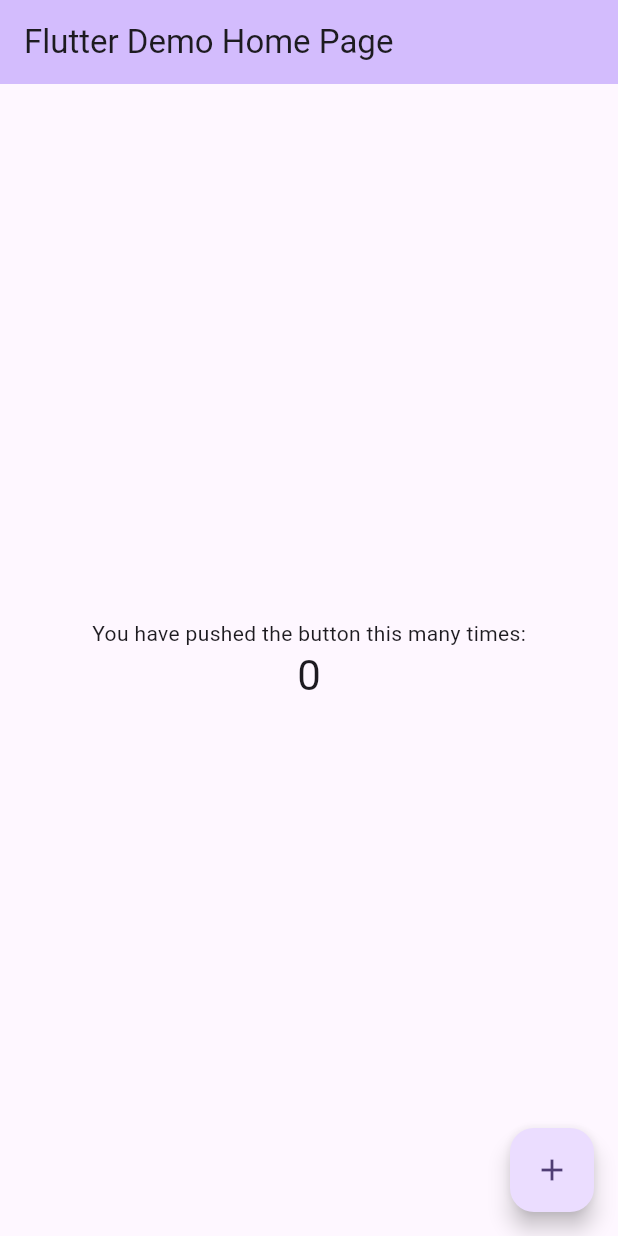
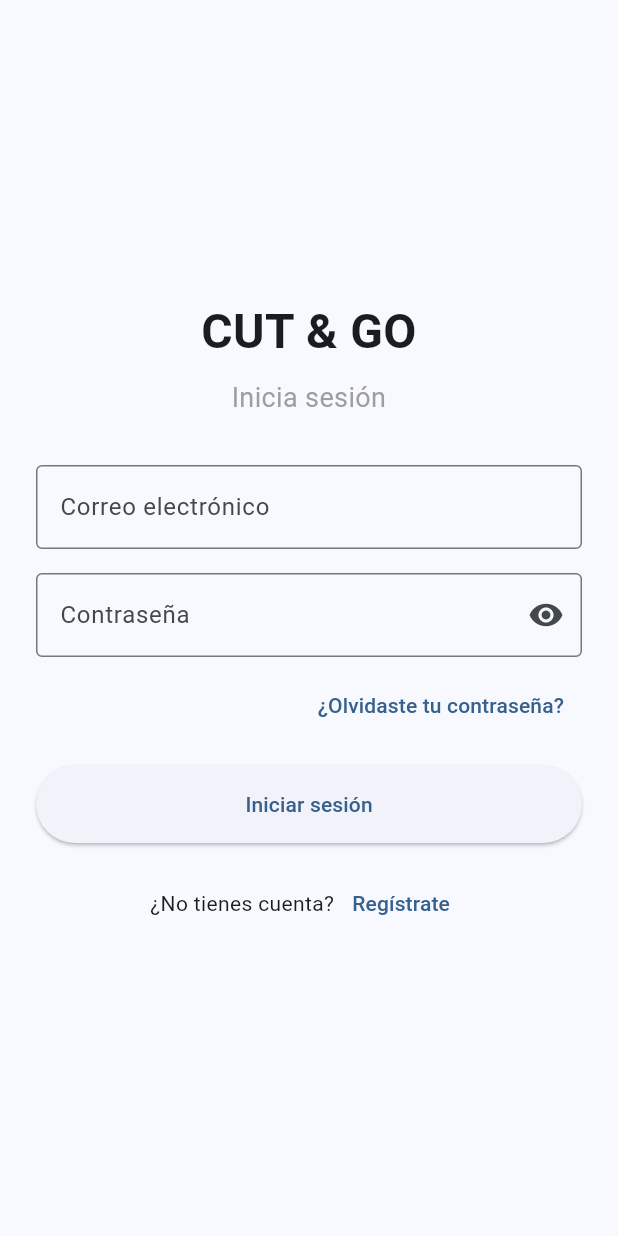
Before and after one commit to Califlowpro1504/Computacion-movil.-proyecto, a Flutter app: the screen it shows after launch, on a phone screen of 412 x 824 dp. Run offline on Flutter 3.47's test engine with Material 3 defaults, Android fonts, the phone set to English and light mode, and no system bars; our stand-ins replace supabase_flutter; accounts and stored records are empty.

Commit message:
feat(auth): migra de Firebase a Supabase (auth + base de datos)

```diff
--- /dev/null
+++ b/lib/features/auth/presentation/screens/login_screen.dart
@@ -0,0 +1,136 @@
+import 'package:flutter/material.dart';
+import '../validators/auth_validators.dart';
+
+class LoginScreen extends StatefulWidget {
+  const LoginScreen({super.key});
+
+  @override
+  State<LoginScreen> createState() => _LoginScreenState();
+}
+
+class _LoginScreenState extends State<LoginScreen> {
+  final _formKey = GlobalKey<FormState>();
+  final _correoController = TextEditingController();
+  final _passwordController = TextEditingController();
+  bool _obscurePassword = true;
+  bool _cargando = false;
+
+  @override
+  void dispose() {
+    _correoController.dispose();
+    _passwordController.dispose();
+    super.dispose();
+  }
+
+  void _iniciarSesion() {
+    if (_formKey.currentState!.validate()) {
+      setState(() => _cargando = true);
+
+      // TODO: conectar con AuthRepository cuando esté listo Firebase
+      // await authRepository.login(correo, password);
+
+      setState(() => _cargando = false);
+    }
+  }
+
+  @override
+  Widget build(BuildContext context) {
+    return Scaffold(
+      body: SafeArea(
+        child: Padding(
+          padding: const EdgeInsets.all(24.0),
+          child: Form(
+            key: _formKey,
+            child: Column(
+              mainAxisAlignment: MainAxisAlignment.center,
+              crossAxisAlignment: CrossAxisAlignment.stretch,
+              children: [
+                const Text(
+                  'CUT & GO',
+                  textAlign: TextAlign.center,
+                  style: TextStyle(fontSize: 32, fontWeight: FontWeight.bold),
+                ),
+                const SizedBox(height: 8),
+                const Text(
+                  'Inicia sesión',
+                  textAlign: TextAlign.center,
+                  style: TextStyle(fontSize: 18, color: Colors.grey),
+                ),
+                const SizedBox(height: 32),
+
+                TextFormField(
+                  controller: _correoController,
+                  keyboardType: TextInputType.emailAddress,
+                  decoration: const InputDecoration(
+                    labelText: 'Correo electrónico',
+                    border: OutlineInputBorder(),
+                  ),
+                  validator: AuthValidators.validarCorreo,
+                ),
+                const SizedBox(height: 16),
+
+                TextFormField(
+                  controller: _passwordController,
+                  obscureText: _obscurePassword,
+                  decoration: InputDecoration(
+                    labelText: 'Contraseña',
+                    border: const OutlineInputBorder(),
+                    suffixIcon: IconButton(
+                      icon: Icon(_obscurePassword
+                          ? Icons.visibility
+                          : Icons.visibility_off),
+                      onPressed: () {
+                        setState(() => _obscurePassword = !_obscurePassword);
+                      },
+                    ),
+                  ),
+                  validator: AuthValidators.validarPassword,
+                ),
+                const SizedBox(height: 8),
+
+                Align(
+                  alignment: Alignment.centerRight,
+                  child: TextButton(
+                    onPressed: () {
+                      // TODO: navegar a pantalla de recuperar contraseña (RF-003)
+                    },
+                    child: const Text('¿Olvidaste tu contraseña?'),
+                  ),
+                ),
+                const SizedBox(height: 16),
+
+                ElevatedButton(
+                  onPressed: _cargando ? null : _iniciarSesion,
+                  style: ElevatedButton.styleFrom(
+                    padding: const EdgeInsets.symmetric(vertical: 16),
+                  ),
+                  child: _cargando
+                      ? const SizedBox(
+                          height: 20,
+                          width: 20,
+                          child: CircularProgressIndicator(strokeWidth: 2),
+                        )
+                      : const Text('Iniciar sesión'),
+                ),
+                const SizedBox(height: 16),
+
+                Row(
+                  mainAxisAlignment: MainAxisAlignment.center,
+                  children: [
+                    const Text('¿No tienes cuenta?'),
+                    TextButton(
+                      onPressed: () {
+                        // TODO: navegar a pantalla de registro (RF-001)
+                      },
+                      child: const Text('Regístrate'),
+                    ),
+                  ],
+                ),
+              ],
+            ),
+          ),
+        ),
+      ),
+    );
+  }
+}
--- a/lib/main.dart
+++ b/lib/main.dart
@@ -1,11 +1,12 @@
 import 'package:flutter/material.dart';
-import 'package:firebase_core/firebase_core.dart';
-import 'firebase_options.dart';
+import 'package:supabase_flutter/supabase_flutter.dart';
+import 'features/auth/presentation/screens/login_screen.dart';
 
 void main() async {
   WidgetsFlutterBinding.ensureInitialized();
-  await Firebase.initializeApp(
-    options: DefaultFirebaseOptions.currentPlatform,
+  await Supabase.initialize(
+    url: 'https://klutoeyuqrhtpdhblzxy.supabase.co', // ← tu Project URL
+    publishableKey: 'sb_publishable_o7avjQLm3WXkL-R9wNT1VQ_sj0lVxH2', // ← pega aquí la key que copiaste
   );
   runApp(const MyApp());
 }
@@ -13,116 +14,16 @@ void main() async {
 class MyApp extends StatelessWidget {
   const MyApp({super.key});
 
-  // This widget is the root of your application.
   @override
   Widget build(BuildContext context) {
     return MaterialApp(
-      title: 'Flutter Demo',
+      title: 'CUT & GO',
+      debugShowCheckedModeBanner: false,
       theme: ThemeData(
-        // This is the theme of your application.
-        //
-        // TRY THIS: Try running your application with "flutter run". You'll see
-        // the application has a purple toolbar. Then, without quitting the app,
-        // try changing the seedColor in the colorScheme below to Colors.green
-        // and then invoke "hot reload" (save your changes or press the "hot
-        // reload" button in a Flutter-supported IDE, or press "r" if you used
-        // the command line to start the app).
-        //
-        // Notice that the counter didn't reset back to zero; the application
-        // state is not lost during the reload. To reset the state, use hot
-        // restart instead.
-        //
-        // This works for code too, not just values: Most code changes can be
-        // tested with just a hot reload.
-        colorScheme: .fromSeed(seedColor: Colors.deepPurple),
+        colorSchemeSeed: Colors.blue,
+        useMaterial3: true,
       ),
-      home: const MyHomePage(title: 'Flutter Demo Home Page'),
+      home: const LoginScreen(),
     );
   }
 }
-
-class MyHomePage extends StatefulWidget {
-  const MyHomePage({super.key, required this.title});
-
-  // This widget is the home page of your application. It is stateful, meaning
-  // that it has a State object (defined below) that contains fields that affect
-  // how it looks.
-
-  // This class is the configuration for the state. It holds the values (in this
-  // case the title) provided by the parent (in this case the App widget) and
-  // used by the build method of the State. Fields in a Widget subclass are
-  // always marked "final".
-
-  final String title;
-
-  @override
-  State<MyHomePage> createState() => _MyHomePageState();
-}
-
-class _MyHomePageState extends State<MyHomePage> {
-  int _counter = 0;
-
-  void _incrementCounter() {
-    setState(() {
-      // This call to setState tells the Flutter framework that something has
-      // changed in this State, which causes it to rerun the build method below
-      // so that the display can reflect the updated values. If we changed
-      // _counter without calling setState(), then the build method would not be
-      // called again, and so nothing would appear to happen.
-      _counter++;
-    });
-  }
-
-  @override
-  Widget build(BuildContext context) {
-    // This method is rerun every time setState is called, for instance as done
-    // by the _incrementCounter method above.
-    //
-    // The Flutter framework has been optimized to make rerunning build methods
-    // fast, so that you can just rebuild anything that needs updating rather
-    // than having to individually change instances of widgets.
-    return Scaffold(
-      appBar: AppBar(
-        // TRY THIS: Try changing the color here to a specific color (to
-        // Colors.amber, perhaps?) and trigger a hot reload to see the AppBar
-        // change color while the other colors stay the same.
-        backgroundColor: Theme.of(context).colorScheme.inversePrimary,
-        // Here we take the value from the MyHomePage object that was created by
-        // the App.build method, and use it to set our appbar title.
-        title: Text(widget.title),
-      ),
-      body: Center(
-        // Center is a layout widget. It takes a single child and positions it
-        // in the middle of the parent.
-        child: Column(
-          // Column is also a layout widget. It takes a list of children and
-          // arranges them vertically. By default, it sizes itself to fit its
-          // children horizontally, and tries to be as tall as its parent.
-          //
-          // Column has various properties to control how it sizes itself and
-          // how it positions its children. Here we use mainAxisAlignment to
-          // center the children vertically; the main axis here is the vertical
-          // axis because Columns are vertical (the cross axis would be
-          // horizontal).
-          //
-          // TRY THIS: Invoke "debug painting" (choose the "Toggle Debug Paint"
-          // action in the IDE, or press "p" in the console), to see the
-          // wireframe for each widget.
-          mainAxisAlignment: .center,
-          children: [
-            const Text('You have pushed the button this many times:'),
-            Text(
-              '$_counter',
-              style: Theme.of(context).textTheme.headlineMedium,
-            ),
-          ],
-        ),
-      ),
-      floatingActionButton: FloatingActionButton(
-        onPressed: _incrementCounter,
-        tooltip: 'Increment',
-        child: const Icon(Icons.add),
-      ),
-    );
-  }
-}
--- a/pubspec.yaml
+++ b/pubspec.yaml
@@ -36,9 +36,7 @@ dependencies:
   cupertino_icons: ^1.0.8
   go_router: ^18.0.2
   flutter_riverpod: ^3.4.3
-  firebase_core: ^4.15.0
-  firebase_auth: ^6.7.0
-  cloud_firestore: ^6.10.0
+  supabase_flutter: ^2.18.0
 
 
 dev_dependencies:
```
Also changed, not shown: lib/firebase_options.dart (deleted), pubspec.lock, 5 other files.
